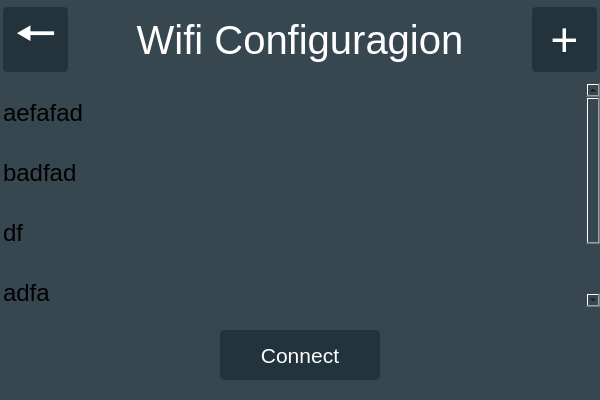
Above: DMM/wificonfigdialog.ui from mickyTwenty/DMM before the change. Below: the same form after it.
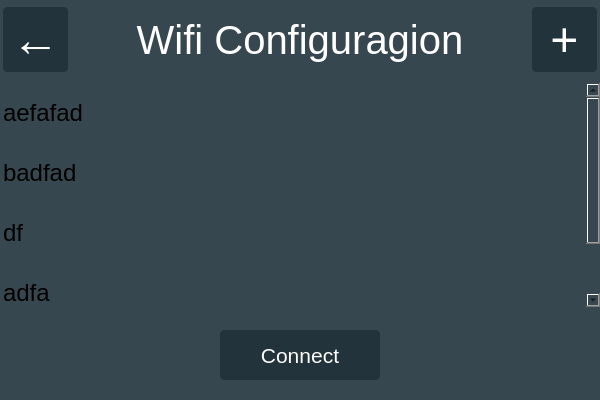
That is the form after the change.

What changed in the file:
```diff
--- a/DMM/wificonfigdialog.ui
+++ b/DMM/wificonfigdialog.ui
@@ -88,7 +88,7 @@
 }</string>
        </property>
        <property name="text">
-        <string>🠔</string>
+        <string>←</string>
        </property>
       </widget>
      </item>
```
